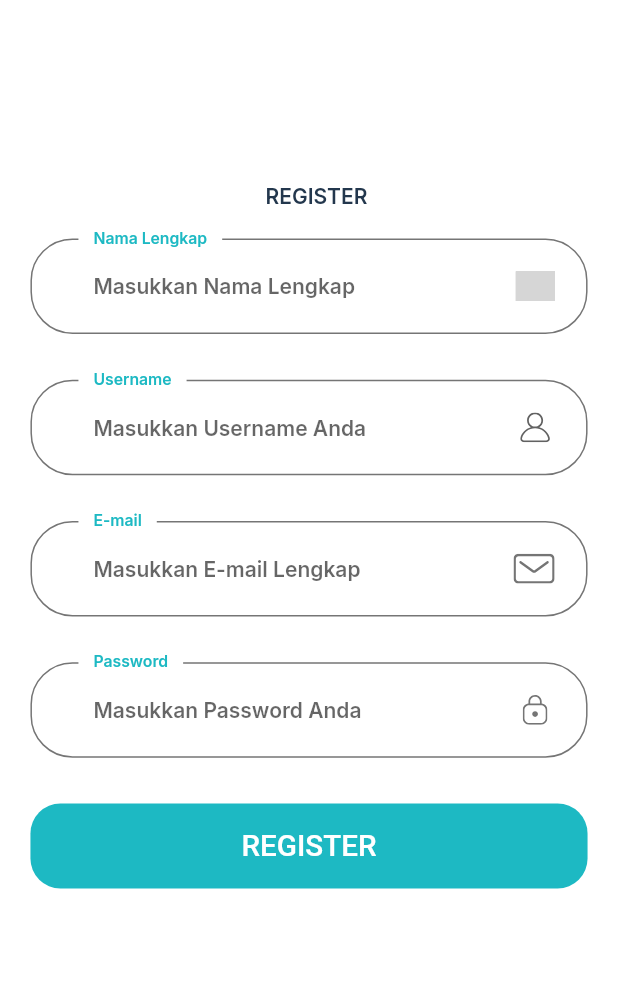
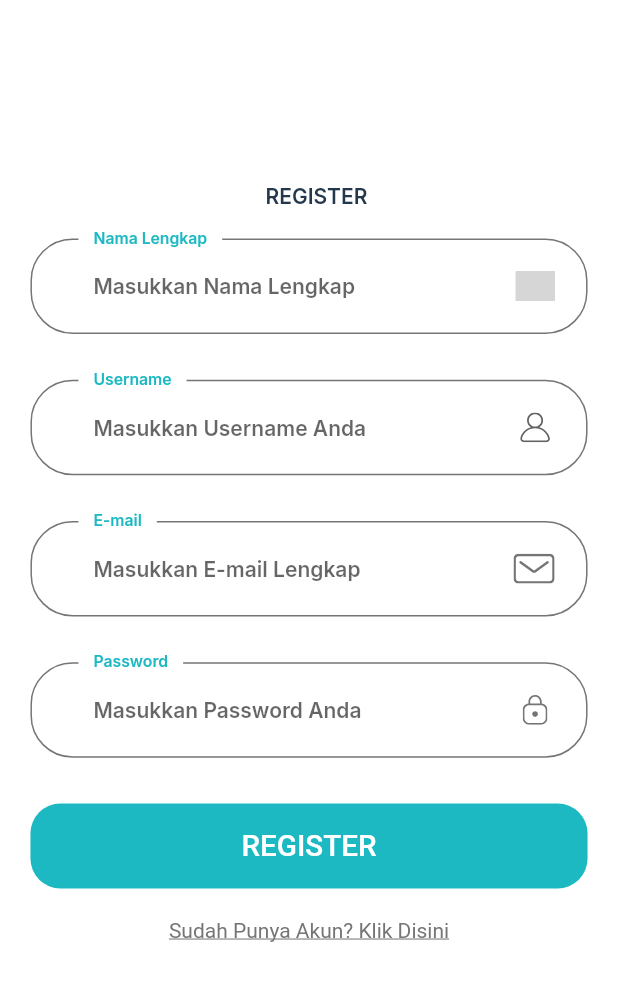
Before and after one commit to Pemrograman-IV-If-20/20421032_MasSyntha_LogindanRegister, a Flutter app: the RegisterScreen screen opened by its route, on a phone screen of 412 x 824 dp. Shown: the top 981 px of the screen. Run offline on Flutter 3.47's test engine with Material 2 defaults, Android fonts, the phone set to English and light mode, and no system bars; our stand-ins replace flutter_svg, google_fonts, simple_shadow; missing offline and left inert: dart:html, dart:js; Roboto replaces fonts that are missing (Muli); grey boxes are pictures that could not be loaded.

Commit message:
first commit

```diff
--- a/lib/Components/Register/RegisterForm.dart
+++ b/lib/Components/Register/RegisterForm.dart
@@ -54,6 +54,15 @@ class _SignUpForm extends State<SignUpform> {
           SizedBox(
             height: 20,
           ),
+          GestureDetector(
+            onTap: (){
+              Navigator.pushNamed(context, RegisterScreen.routeName);
+            },
+            child: Text(
+              "Sudah Punya Akun? Klik Disini",
+              style : TextStyle(decoration: TextDecoration.underline),
+            ),
+          )
         ],
       ),
     );
```
Also changed, not shown: lib/Components/Login/LoginComponents.dart (line endings or trailing spaces).
